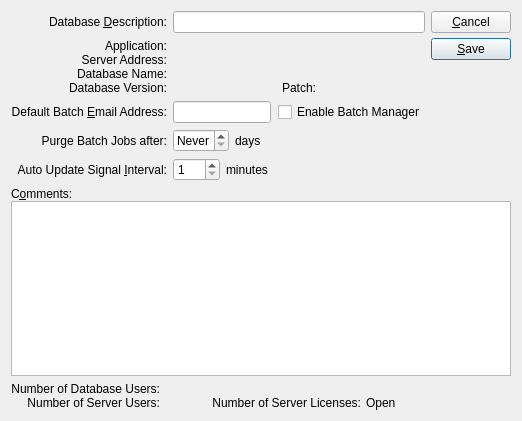
First picture: the form in guiclient/databaseInformation.ui, repository Pegasus-RPG/xtuple-client, before the edit.
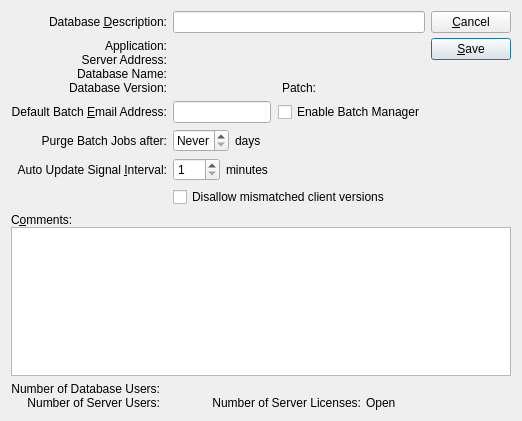
Second picture: the form after the edit. Custom widgets are drawn as their Qt base class.

Commit message: Added in option on Database information screen to disallow mismatched client versions from connecting then updated login code to show approriate message if enabled and not allow the login. Issue #5611.

Diff of the .ui file:
```diff
--- a/guiclient/databaseInformation.ui
+++ b/guiclient/databaseInformation.ui
@@ -288,6 +288,13 @@
          </item>
         </layout>
        </item>
+       <item row="5" column="1" >
+        <widget class="QCheckBox" name="_disallowMismatchClient" >
+         <property name="text" >
+          <string>Disallow mismatched client versions</string>
+         </property>
+        </widget>
+       </item>
       </layout>
      </item>
      <item>
```
Left out of the diff: 139 changed lines with no effect on the pictures. The commit also changes 2 other files.
